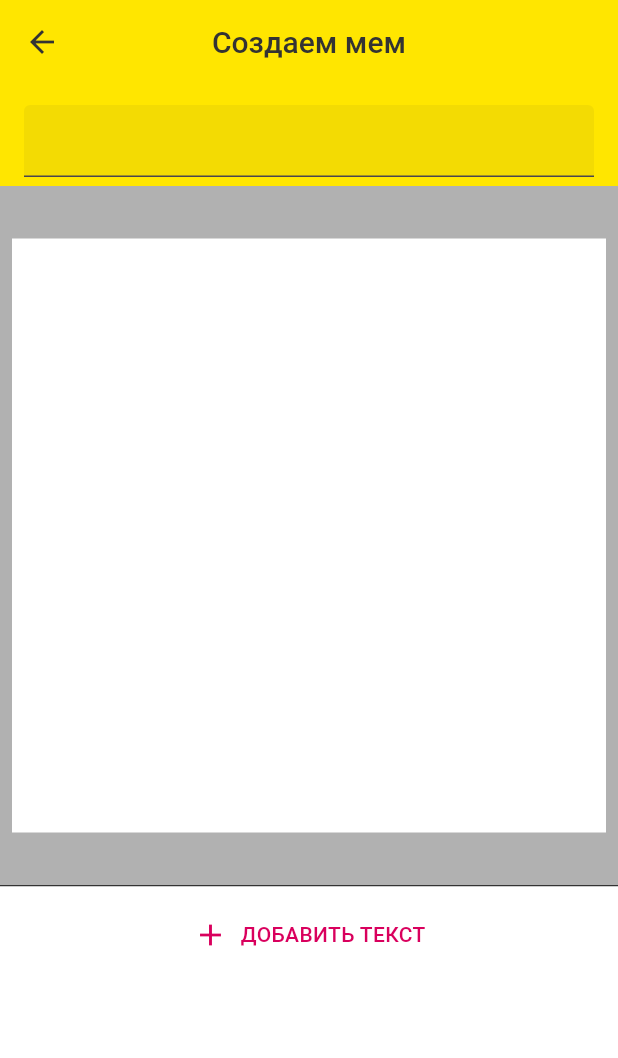
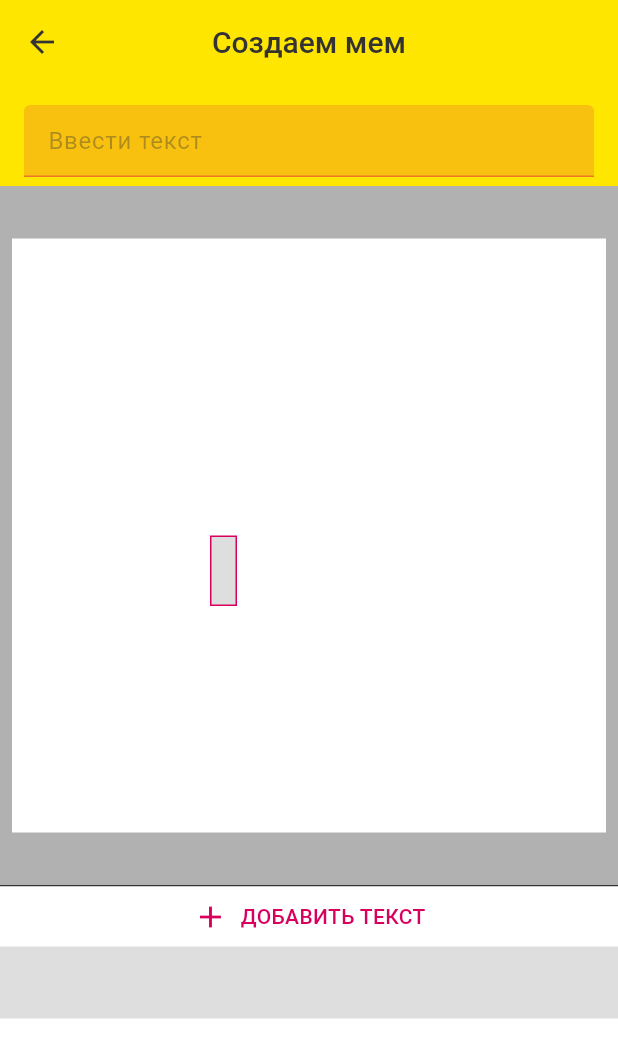
Before and after one commit to SeducerSasha/Skill_Memogenerator, a Flutter app: the CreateMemePage screen opened directly, after a tap on "ДОБАВИТЬ ТЕКСТ", on a phone screen of 412 x 824 dp. Shown: the top 1058 px of the screen. Run offline on Flutter 3.47's test engine with Material 3 defaults, Android fonts, the phone set to English and light mode, and no system bars; our stand-ins replace google_fonts, rxdart.

Commit message:
Выполнение ДЗ1

```diff
--- a/lib/blocs/create_meme_bloc.dart
+++ b/lib/blocs/create_meme_bloc.dart
@@ -44,10 +44,45 @@ class CreateMemeBloc {
   Stream<MemeText?> observeSelectedMemeText() =>
       selectedMemeTextsSubject.distinct();
 
+  Stream<List<MemeTextWithSelection>> observeMemeTextWithSelection() {
+    return Rx.combineLatest2<List<MemeText>, MemeText?,
+            List<MemeTextWithSelection>>(
+        observeMemeTexts(), observeSelectedMemeText(),
+        (memeTexts, selectedMemeText) {
+      return memeTexts.map((memeText) {
+        return MemeTextWithSelection(
+            memeText: memeText, selected: memeText.id == selectedMemeText?.id);
+      }).toList();
+    });
+  }
+
   void dispose() {
     memeTextsSubject.close();
     selectedMemeTextsSubject.close();
   }
+}
+
+class MemeTextWithSelection {
+  final MemeText memeText;
+  final bool selected;
+  const MemeTextWithSelection({
+    required this.memeText,
+    required this.selected,
+  });
+
+  @override
+  bool operator ==(covariant MemeTextWithSelection other) {
+    if (identical(this, other)) return true;
+
+    return other.memeText == memeText && other.selected == selected;
+  }
+
+  @override
+  int get hashCode => memeText.hashCode ^ selected.hashCode;
+
+  @override
+  String toString() =>
+      'MemeTextWithSelection(memeText: $memeText, selected: $selected)';
 }
 
 class MemeText {
--- a/lib/pages/create_meme_page.dart
+++ b/lib/pages/create_meme_page.dart
@@ -1,8 +1,10 @@
+// ignore_for_file: public_member_api_docs, sort_constructors_first
 import 'package:flutter/material.dart';
+import 'package:google_fonts/google_fonts.dart';
+import 'package:provider/provider.dart';
+
 import 'package:memogenerator/blocs/create_meme_bloc.dart';
 import 'package:memogenerator/resources/app_colors.dart';
-import 'package:provider/provider.dart';
-import 'package:google_fonts/google_fonts.dart';
 
 class CreateMemePage extends StatefulWidget {
   const CreateMemePage({
@@ -78,17 +80,34 @@ class _EditTextBarState extends State<EditTextBar> {
               controller.selection =
                   TextSelection.collapsed(offset: newText.length);
             }
+            final selected = selectedMemeText != null;
             return TextField(
-                enabled: selectedMemeText != null,
+              enabled: selected,
               controller: controller,
               onChanged: (text) {
-                  if (selectedMemeText != null) {
+                if (selected) {
                   bloc.changeMemeText(selectedMemeText.id, text);
                 }
               },
               onEditingComplete: () => bloc.deselectMemeText(),
+              cursorColor: AppColors.fuchsia,
               decoration: InputDecoration(
-                    fillColor: AppColors.darkgray6, filled: true));
+                fillColor: selected ? AppColors.fuchsia16 : AppColors.darkgray6,
+                filled: true,
+                hintText: selected ? 'Ввести текст' : '',
+                hintStyle: TextStyle(fontSize: 16, color: AppColors.darkgray38),
+                enabledBorder: UnderlineInputBorder(
+                  borderSide: BorderSide(color: AppColors.fuchsia38, width: 1),
+                ),
+                disabledBorder: UnderlineInputBorder(
+                  borderSide: BorderSide(color: AppColors.darkgray38, width: 1),
+                ),
+                focusColor: AppColors.fuchsia16,
+                focusedBorder: const UnderlineInputBorder(
+                  borderSide: BorderSide(width: 2),
+                ),
+              ),
+            );
           }),
     );
   }
@@ -112,26 +131,96 @@ class _CreateMemePageContentState extends State<CreateMemePageContent> {
 
   @override
   Widget build(BuildContext context) {
-    return Column(
+    return const Column(
       children: [
-        const Expanded(
+        Expanded(
           flex: 2,
           child: MemeCanvasWidget(),
         ),
-        const Divider(height: 1, color: AppColors.darkgray),
+        Divider(height: 1, color: AppColors.darkgray),
         Expanded(
           flex: 1,
-          child: Container(
-            color: AppColors.white,
-            child: ListView(
-              children: const [
-                SizedBox(height: 12),
-                AddNewMemeTextButton(),
-              ],
-            ),
-          ),
+          child: BottomList(),
         ),
       ],
+    );
+  }
+}
+
+class BottomList extends StatelessWidget {
+  const BottomList({
+    super.key,
+  });
+
+  @override
+  Widget build(BuildContext context) {
+    final bloc = Provider.of<CreateMemeBloc>(context, listen: false);
+    return Container(
+      color: AppColors.white,
+      child: StreamBuilder<List<MemeTextWithSelection>>(
+          stream: bloc.observeMemeTextWithSelection(),
+          initialData: const <MemeTextWithSelection>[],
+          builder: (context, snapshot) {
+            final items =
+                snapshot.hasData ? snapshot.data! : <MemeTextWithSelection>[];
+            return ListView.separated(
+              itemCount: items.length + 1,
+              itemBuilder: (BuildContext context, int index) {
+                if (index == 0) {
+                  return const AddNewMemeTextButton();
+                }
+                final item = items[index - 1];
+                return BottomMemeText(item: item);
+              },
+              separatorBuilder: (BuildContext context, int index) {
+                if (index == 0) {
+                  return const SizedBox.shrink();
+                }
+                return const BottomSeparator();
+              },
+            );
+          }),
+    );
+  }
+}
+
+class BottomSeparator extends StatelessWidget {
+  const BottomSeparator({
+    super.key,
+  });
+
+  @override
+  Widget build(BuildContext context) {
+    return Container(
+      margin: const EdgeInsets.only(left: 16),
+      height: 1,
+      color: AppColors.darkgray,
+    );
+  }
+}
+
+class BottomMemeText extends StatelessWidget {
+  const BottomMemeText({
+    super.key,
+    required this.item,
+  });
+
+  final MemeTextWithSelection item;
+
+  @override
+  Widget build(BuildContext context) {
+    return Container(
+      color: item.selected ? AppColors.darkgray16 : Colors.transparent,
+      alignment: Alignment.centerLeft,
+      height: 48,
+      padding: const EdgeInsets.symmetric(horizontal: 16),
+      child: Text(
+        item.memeText.text,
+        style: const TextStyle(
+            color: AppColors.darkgray,
+            fontSize: 16,
+            fontWeight: FontWeight.w400),
+      ),
     );
   }
 }
@@ -150,6 +239,8 @@ class MemeCanvasWidget extends StatelessWidget {
       color: AppColors.darkgray38,
       child: AspectRatio(
         aspectRatio: 1,
+        child: GestureDetector(
+          onTap: () => bloc.deselectMemeText(),
           child: Container(
             color: AppColors.white,
             child: StreamBuilder<List<MemeText>>(
@@ -173,6 +264,7 @@ class MemeCanvasWidget extends StatelessWidget {
                 }),
           ),
         ),
+      ),
     );
   }
 }
@@ -192,8 +284,8 @@ class DraggableMemeText extends StatefulWidget {
 }
 
 class _DraggableMemeTextState extends State<DraggableMemeText> {
-  double top = 0;
-  double left = 0;
+  late double top;
+  late double left;
   final double padding = 8;
 
   @override
@@ -215,24 +307,26 @@ class _DraggableMemeTextState extends State<DraggableMemeText> {
           onTap: () => bloc.selectMemeText(widget.memeText.id),
           onPanUpdate: (details) {
             setState(() {
+              bloc.selectMemeText(widget.memeText.id);
               top = calculateVertical(details);
               left = calculateHorizontal(details);
             });
           },
-          child: Container(
-            constraints: BoxConstraints(
-                maxWidth: widget.parentConstraints.maxWidth,
-                maxHeight: widget.parentConstraints.maxHeight),
-            padding: EdgeInsets.all(padding),
-            child: Text(
-              widget.memeText.text,
-              textAlign: TextAlign.center,
-              style: const TextStyle(
-                  fontSize: 20,
-                  fontWeight: FontWeight.w400,
-                  color: AppColors.black),
-            ),
-          )),
+          child: StreamBuilder<MemeText?>(
+              stream: bloc.observeSelectedMemeText(),
+              builder: (context, snapshot) {
+                final selectedItemMemeTexts =
+                    snapshot.hasData ? snapshot.data : null;
+                final selected = selectedItemMemeTexts != null &&
+                    (widget.memeText.id == selectedItemMemeTexts.id);
+
+                return MemeTextOnCanvas(
+                  selected: selected,
+                  parentConstraints: widget.parentConstraints,
+                  padding: padding,
+                  memeText: widget.memeText,
+                );
+              })),
     );
   }
 
@@ -258,6 +352,43 @@ class _DraggableMemeTextState extends State<DraggableMemeText> {
       return widget.parentConstraints.maxHeight - padding * 2 - 24;
     }
     return newPosition;
+  }
+}
+
+class MemeTextOnCanvas extends StatelessWidget {
+  const MemeTextOnCanvas({
+    super.key,
+    required this.selected,
+    required this.parentConstraints,
+    required this.padding,
+    required this.memeText,
+  });
+
+  final bool selected;
+  final BoxConstraints parentConstraints;
+  final double padding;
+  final MemeText memeText;
+
+  @override
+  Widget build(BuildContext context) {
+    return Container(
+      decoration: BoxDecoration(
+          color: selected ? AppColors.darkgray16 : null,
+          border: Border.all(
+              color: selected ? AppColors.fuchsia : Colors.transparent,
+              width: 1)),
+      constraints: BoxConstraints(
+          maxWidth: parentConstraints.maxWidth,
+          maxHeight: parentConstraints.maxHeight),
+      padding: EdgeInsets.all(padding),
+      //color: selected ? AppColors.darkgray16 : null,
+      child: Text(
+        memeText.text,
+        textAlign: TextAlign.center,
+        style: const TextStyle(
+            fontSize: 20, fontWeight: FontWeight.w400, color: AppColors.black),
+      ),
+    );
   }
 }
 
--- a/lib/resources/app_colors.dart
+++ b/lib/resources/app_colors.dart
@@ -3,6 +3,8 @@ import 'package:flutter/painting.dart';
 class AppColors {
   AppColors._();
   static const lemon = Color(0xFFFFE600);
+  static const white = Color(0xFFFFFFFF);
+  static const black = Color(0xFF000000);
 
   static const fuchsia = Color(0xFFD9005D);
   static final fuchsia16 = fuchsia.withOpacity(0.16);
@@ -14,7 +16,4 @@ class AppColors {
   static final darkgray38 = darkgray.withOpacity(0.38);
   static final darkgray56 = darkgray.withOpacity(0.56);
   static final darkgray86 = darkgray.withOpacity(0.86);
-
-  static const white = Color(0xFFFFFFFF);
-  static const black = Color(0xFF000000);
 }
```
Lines whose indentation alone changed are shown as unchanged.
